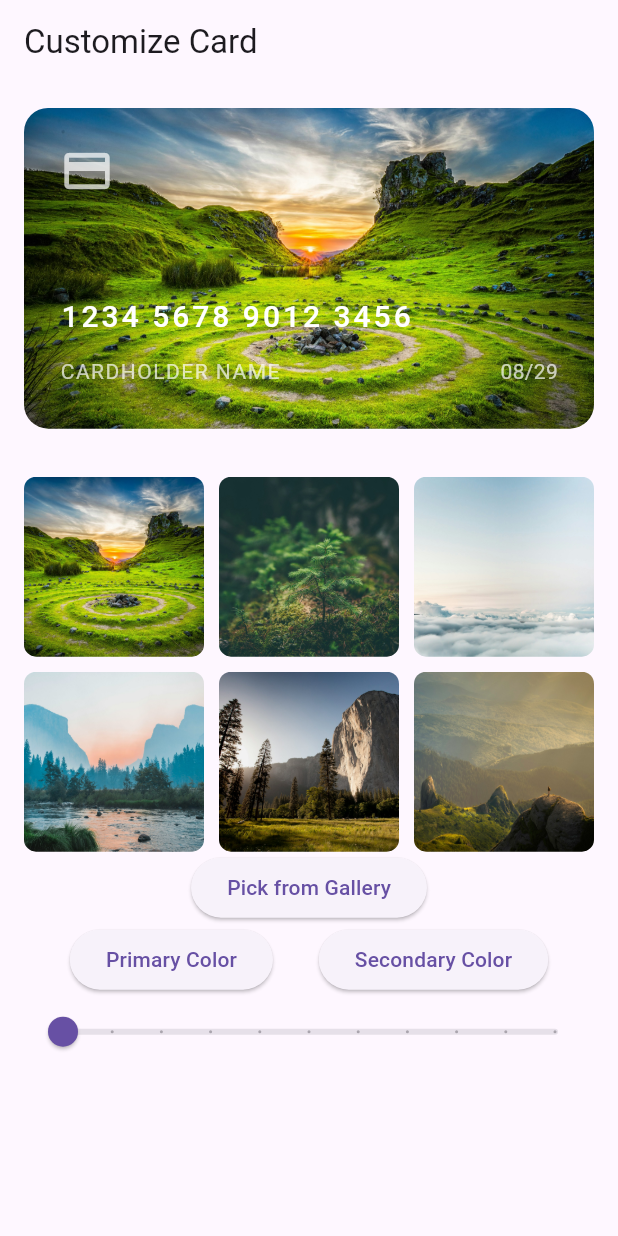
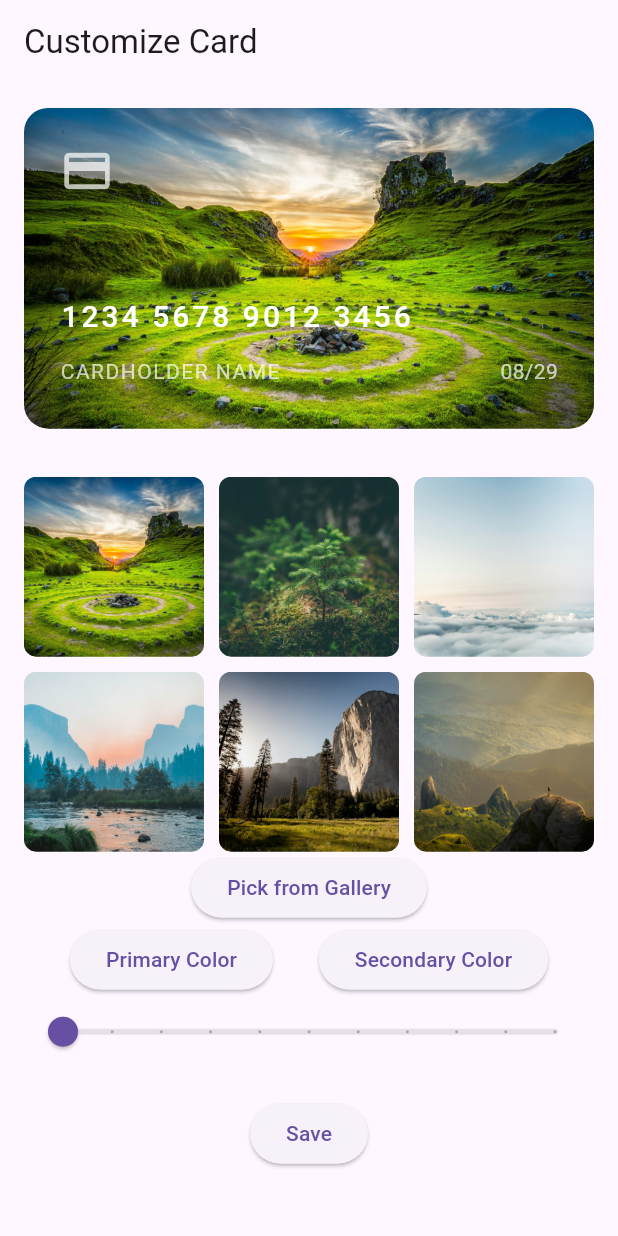
Before and after one commit to AsadbekDeveloper/card_customization, a Flutter app: the screen it shows after launch, after a tap on "Pick from Gallery", on a phone screen of 412 x 824 dp. Run offline on Flutter 3.47's test engine with Material 3 defaults, Android fonts, the phone set to English and light mode, and no system bars; our stand-ins replace equatable, flutter_bloc, flutter_colorpicker, flutter_image_compress, image_picker.

Commit message:
Simulating file upload

```diff
--- /dev/null
+++ b/lib/features/card_customization/domain/repositories/card_customization_repository.dart
@@ -0,0 +1,9 @@
+import 'dart:typed_data';
+import 'package:card_customization/features/card_customization/data/models/card_customization_data.dart';
+
+abstract class CardCustomizationRepository {
+  Future<void> saveCustomization({
+    required CardCustomizationData data,
+    Uint8List? compressedImageBytes,
+  });
+}
--- a/lib/features/card_customization/presentation/bloc/card_customization_bloc.dart
+++ b/lib/features/card_customization/presentation/bloc/card_customization_bloc.dart
@@ -3,22 +3,27 @@ import 'dart:io';
 import 'package:flutter_bloc/flutter_bloc.dart';
 import 'package:image_picker/image_picker.dart';
 import '../../data/models/card_customization_data.dart';
+import '../../domain/usecases/save_card_customization.dart';
 import 'card_customization_event.dart';
 import 'card_customization_state.dart';
 
 class CardCustomizationBloc extends Bloc<CardCustomizationEvent, CardCustomizationState> {
   final ImagePicker _picker = ImagePicker();
+  final SaveCardCustomization _saveCardCustomization;
 
-  CardCustomizationBloc() : super(CardCustomizationState(CardCustomizationData())) {
+  CardCustomizationBloc(this._saveCardCustomization)
+    : super(const CardCustomizationState(data: CardCustomizationData())) {
     on<PredefinedImageSelected>((event, emit) {
       emit(
-        CardCustomizationState(
-          CardCustomizationData(
+        state.copyWith(
+          data: CardCustomizationData(
             imagePath: event.imagePath,
             scale: state.data.scale,
             offset: state.data.offset,
             blur: state.data.blur,
           ),
+          status: CardCustomizationStatus.initial,
+          errorMessage: null,
         ),
       );
     });
@@ -27,13 +32,15 @@ class CardCustomizationBloc extends Bloc<CardCustomizationEvent, CardCustomizati
       final pickedFile = await _picker.pickImage(source: ImageSource.gallery);
       if (pickedFile != null) {
         emit(
-          CardCustomizationState(
-            CardCustomizationData(
+          state.copyWith(
+            data: CardCustomizationData(
               imageFile: File(pickedFile.path),
               scale: state.data.scale,
               offset: state.data.offset,
               blur: state.data.blur,
             ),
+            status: CardCustomizationStatus.initial,
+            errorMessage: null,
           ),
         );
       }
@@ -41,8 +48,8 @@ class CardCustomizationBloc extends Bloc<CardCustomizationEvent, CardCustomizati
 
     on<ScaleUpdated>((event, emit) {
       emit(
-        CardCustomizationState(
-          CardCustomizationData(
+        state.copyWith(
+          data: CardCustomizationData(
             imagePath: state.data.imagePath,
             imageFile: state.data.imageFile,
             color1: state.data.color1,
@@ -51,14 +58,16 @@ class CardCustomizationBloc extends Bloc<CardCustomizationEvent, CardCustomizati
             offset: state.data.offset,
             blur: state.data.blur,
           ),
+          status: CardCustomizationStatus.initial,
+          errorMessage: null,
         ),
       );
     });
 
     on<PositionUpdated>((event, emit) {
       emit(
-        CardCustomizationState(
-          CardCustomizationData(
+        state.copyWith(
+          data: CardCustomizationData(
             imagePath: state.data.imagePath,
             imageFile: state.data.imageFile,
             color1: state.data.color1,
@@ -67,28 +76,32 @@ class CardCustomizationBloc extends Bloc<CardCustomizationEvent, CardCustomizati
             offset: event.offset,
             blur: state.data.blur,
           ),
+          status: CardCustomizationStatus.initial,
+          errorMessage: null,
         ),
       );
     });
 
     on<ColorChanged>((event, emit) {
       emit(
-        CardCustomizationState(
-          CardCustomizationData(
+        state.copyWith(
+          data: CardCustomizationData(
             color1: event.color1,
             color2: event.color2,
             scale: state.data.scale,
             offset: state.data.offset,
             blur: state.data.blur,
           ),
+          status: CardCustomizationStatus.initial,
+          errorMessage: null,
         ),
       );
     });
 
     on<BlurChanged>((event, emit) {
       emit(
-        CardCustomizationState(
-          CardCustomizationData(
+        state.copyWith(
+          data: CardCustomizationData(
             imagePath: state.data.imagePath,
             imageFile: state.data.imageFile,
             color1: state.data.color1,
@@ -97,8 +110,24 @@ class CardCustomizationBloc extends Bloc<CardCustomizationEvent, CardCustomizati
             offset: state.data.offset,
             blur: event.blur,
           ),
+          status: CardCustomizationStatus.initial,
+          errorMessage: null,
         ),
       );
     });
+
+    on<SaveCustomization>((event, emit) async {
+      emit(state.copyWith(status: CardCustomizationStatus.loading));
+      try {
+        await _saveCardCustomization(state.data);
+        emit(state.copyWith(status: CardCustomizationStatus.success));
+        await Future.delayed(const Duration(milliseconds: 500));
+        emit(state.copyWith(status: CardCustomizationStatus.initial, errorMessage: null));
+      } catch (e) {
+        emit(state.copyWith(status: CardCustomizationStatus.failure, errorMessage: e.toString()));
+        await Future.delayed(const Duration(milliseconds: 500));
+        emit(state.copyWith(status: CardCustomizationStatus.initial, errorMessage: null));
+      }
+    });
   }
 }
--- a/lib/features/card_customization/presentation/bloc/card_customization_event.dart
+++ b/lib/features/card_customization/presentation/bloc/card_customization_event.dart
@@ -34,3 +34,5 @@ class BlurChanged extends CardCustomizationEvent {
 
   BlurChanged(this.blur);
 }
+
+class SaveCustomization extends CardCustomizationEvent {}
--- a/lib/features/card_customization/presentation/bloc/card_customization_state.dart
+++ b/lib/features/card_customization/presentation/bloc/card_customization_state.dart
@@ -1,11 +1,31 @@
 import 'package:equatable/equatable.dart';
 import '../../data/models/card_customization_data.dart';
 
+enum CardCustomizationStatus { initial, loading, success, failure }
+
 class CardCustomizationState extends Equatable {
   final CardCustomizationData data;
+  final CardCustomizationStatus status;
+  final String? errorMessage;
 
-  const CardCustomizationState(this.data);
+  const CardCustomizationState({
+    required this.data,
+    this.status = CardCustomizationStatus.initial,
+    this.errorMessage,
+  });
+
+  CardCustomizationState copyWith({
+    CardCustomizationData? data,
+    CardCustomizationStatus? status,
+    String? errorMessage,
+  }) {
+    return CardCustomizationState(
+      data: data ?? this.data,
+      status: status ?? this.status,
+      errorMessage: errorMessage,
+    );
+  }
 
   @override
-  List<Object?> get props => [data];
+  List<Object?> get props => [data, status, errorMessage];
 }
--- a/lib/features/card_customization/presentation/pages/card_customization_page.dart
+++ b/lib/features/card_customization/presentation/pages/card_customization_page.dart
@@ -7,6 +7,7 @@ import '../widgets/card_widget.dart';
 import '../widgets/color_picker_widget.dart';
 import '../widgets/image_grid_widget.dart';
 import '../widgets/pick_from_gallery_button.dart';
+import '../bloc/card_customization_state.dart'; // Import the state file
 
 class CardCustomizationPage extends StatefulWidget {
   const CardCustomizationPage({super.key});
@@ -28,7 +29,23 @@ class _CardCustomizationPageState extends State<CardCustomizationPage> {
   Widget build(BuildContext context) {
     return Scaffold(
       appBar: AppBar(title: const Text('Customize Card')),
-      body: CustomScrollView(
+      body: BlocListener<CardCustomizationBloc, CardCustomizationState>(
+        listener: (context, state) {
+          if (state.status == CardCustomizationStatus.loading) {
+            ScaffoldMessenger.of(context).showSnackBar(
+              const SnackBar(content: Text('Saving customization...')),
+            );
+          } else if (state.status == CardCustomizationStatus.success) {
+            ScaffoldMessenger.of(context).showSnackBar(
+              const SnackBar(content: Text('Customization saved successfully!')),
+            );
+          } else if (state.status == CardCustomizationStatus.failure) {
+            ScaffoldMessenger.of(context).showSnackBar(
+              SnackBar(content: Text('Failed to save customization: ${state.errorMessage}')),
+            );
+          }
+        },
+        child: CustomScrollView(
           slivers: [
             SliverPadding(
               padding: const EdgeInsets.all(16),
@@ -43,12 +60,20 @@ class _CardCustomizationPageState extends State<CardCustomizationPage> {
                     const PickFromGalleryButton(),
                     const ColorPickerWidget(),
                     const BlurSliderWidget(),
+                    const SizedBox(height: 20),
+                    ElevatedButton(
+                      onPressed: () {
+                        context.read<CardCustomizationBloc>().add(SaveCustomization());
+                      },
+                      child: const Text('Save'),
+                    ),
                   ],
                 ),
               ),
             ),
           ],
         ),
+      ),
     );
   }
 }
--- a/lib/main.dart
+++ b/lib/main.dart
@@ -1,3 +1,5 @@
+import 'package:card_customization/features/card_customization/data/repositories/card_customization_repository_impl.dart';
+import 'package:card_customization/features/card_customization/domain/usecases/save_card_customization.dart';
 import 'package:card_customization/features/card_customization/presentation/bloc/card_customization_bloc.dart';
 import 'package:flutter/material.dart';
 import 'package:flutter_bloc/flutter_bloc.dart';
@@ -13,7 +15,11 @@ class MyApp extends StatelessWidget {
   @override
   Widget build(BuildContext context) {
     return BlocProvider(
-      create: (context) => CardCustomizationBloc(),
+      create: (context) => CardCustomizationBloc(
+        SaveCardCustomization(
+          CardCustomizationRepositoryImpl(),
+        ),
+      ),
       child: MaterialApp(
         title: 'Card Customization',
         debugShowCheckedModeBanner: false,
--- a/pubspec.yaml
+++ b/pubspec.yaml
@@ -35,8 +35,8 @@ dependencies:
   path_provider: ^2.1.1
   flutter_colorpicker: ^1.0.3
   equatable: ^2.0.5
-
-
+  http: ^1.2.1
+  flutter_image_compress: ^2.2.0
 
   cupertino_icons: ^1.0.8
 
```
Also changed, not shown: lib/features/card_customization/data/repositories/card_customization_repository_impl.dart (added, +35 -0 lines), lib/features/card_customization/domain/usecases/save_card_customization.dart (added, +27 -0 lines), pubspec.lock. Lines whose indentation alone changed are shown as unchanged.
